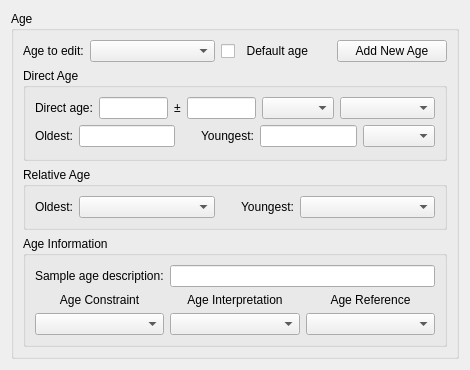
Qt form ui/AgeFields.ui (kathrynmetcalf/GeoCORK) before a commit.
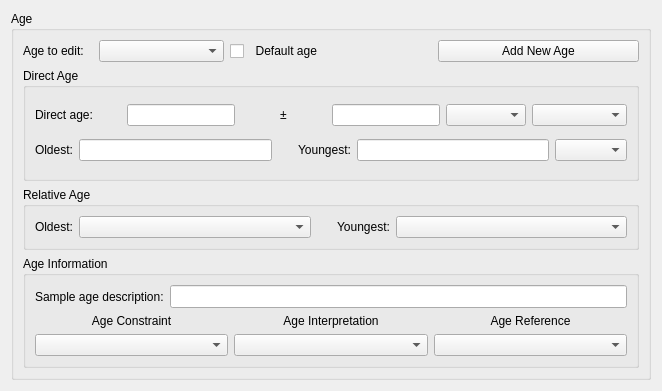
The same form after that commit. Custom widgets are drawn as their Qt base class.

Commit message: Makes GPS be a max width and age fields expand

Patch:
```diff
--- a/ui/AgeFields.ui
+++ b/ui/AgeFields.ui
@@ -6,8 +6,8 @@
    <rect>
     <x>0</x>
     <y>0</y>
-    <width>470</width>
-    <height>370</height>
+    <width>662</width>
+    <height>391</height>
    </rect>
   </property>
   <property name="sizePolicy">
@@ -23,11 +23,17 @@
    <item>
     <widget class="QGroupBox" name="age_groupBox">
      <property name="sizePolicy">
-      <sizepolicy hsizetype="Expanding" vsizetype="Expanding">
+      <sizepolicy hsizetype="MinimumExpanding" vsizetype="Expanding">
        <horstretch>0</horstretch>
        <verstretch>0</verstretch>
       </sizepolicy>
      </property>
+     <property name="minimumSize">
+      <size>
+       <width>600</width>
+       <height>0</height>
+      </size>
+     </property>
      <property name="title">
       <string>Age</string>
      </property>
```
Left out of the diff: 8 changed lines with no effect on the pictures. The commit also changes 3 other files.
